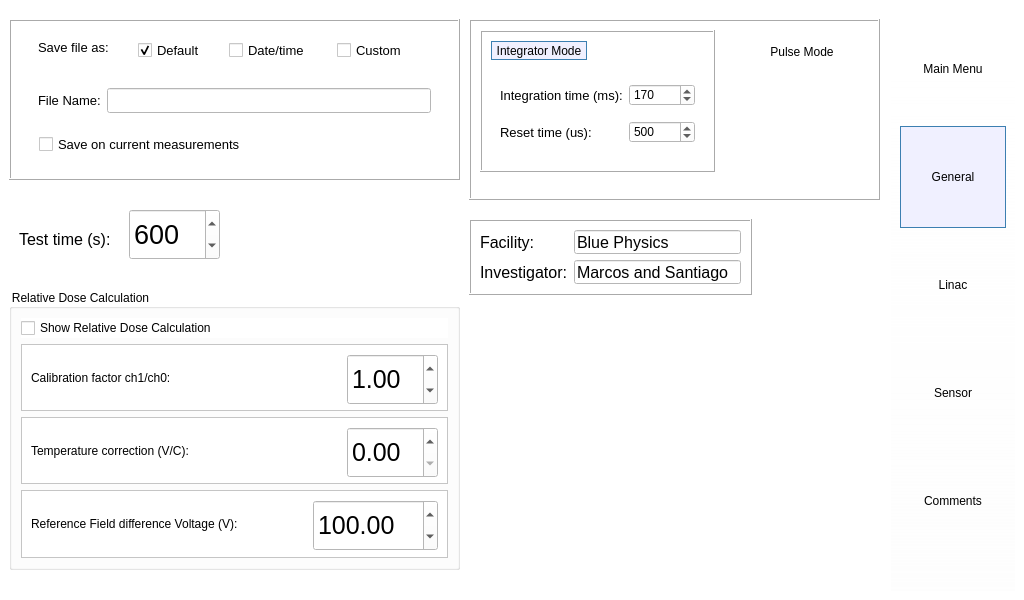
mfeijoo/BluePhysicsmodel82, file metadatagui2.ui: the form before one commit.
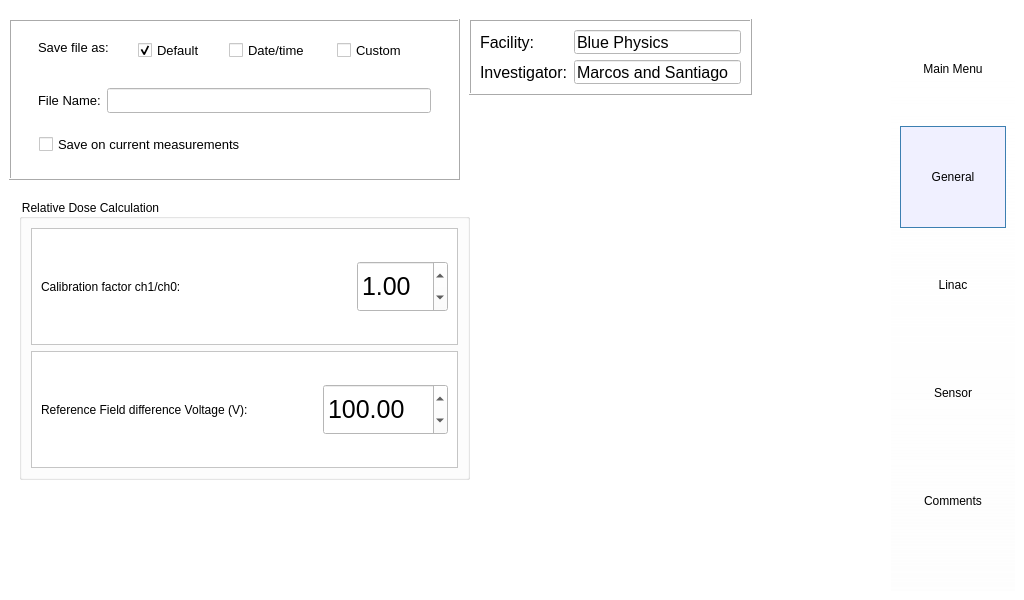
The form after the commit. Icons and pictures are not drawn.

Patch:
```diff
--- a/metadatagui2.ui
+++ b/metadatagui2.ui
@@ -53,207 +53,6 @@
        <number>0</number>
       </property>
       <widget class="QWidget" name="pagegeneral">
-       <widget class="QFrame" name="frame_4">
-        <property name="geometry">
-         <rect>
-          <x>460</x>
-          <y>10</y>
-          <width>411</width>
-          <height>181</height>
-         </rect>
-        </property>
-        <property name="styleSheet">
-         <string notr="true">QFrame#frame{
-
-background-color: qlineargradient(spread:pad, x1:0.5, y1:1, x2:0.5, y2:0, stop:0 rgba(250, 250, 250, 90), stop:0.9 rgba(255, 255, 255, 255));
-
-}
-
-QToolButton{
-background-color:transparent;
-border:none;
-
-}
-
-QToolButton:checked, QToolButton:pressed{
-background-color:rgb(240,240,255);
-border:1px solid rgb(60, 127, 177)
-}
-
-QToolButton:hover{
-background-color:rgb(240,240,255)
-}
-
-QToolButton:checked:hover{
-background-color:rgb(193,210,238);
-}</string>
-        </property>
-        <property name="frameShape">
-         <enum>QFrame::Box</enum>
-        </property>
-        <property name="frameShadow">
-         <enum>QFrame::Raised</enum>
-        </property>
-        <widget class="QFrame" name="frame_7">
-         <property name="geometry">
-          <rect>
-           <x>11</x>
-           <y>11</y>
-           <width>235</width>
-           <height>142</height>
-          </rect>
-         </property>
-         <property name="styleSheet">
-          <string notr="true">QFrame#frame{
-
-background-color: qlineargradient(spread:pad, x1:0.5, y1:1, x2:0.5, y2:0, stop:0 rgba(250, 250, 250, 90), stop:0.9 rgba(255, 255, 255, 255));
-
-}
-
-QToolButton{
-background-color:transparent;
-border:none;
-
-}
-
-QToolButton:checked, QToolButton:pressed{
-background-color:rgb(240,240,255);
-border:1px solid rgb(60, 127, 177)
-}
-
-QToolButton:hover{
-background-color:rgb(240,240,255)
-}
-
-QToolButton:checked:hover{
-background-color:rgb(193,210,238);
-}</string>
-         </property>
-         <property name="frameShape">
-          <enum>QFrame::Box</enum>
-         </property>
-         <property name="frameShadow">
-          <enum>QFrame::Raised</enum>
-         </property>
-         <layout class="QVBoxLayout" name="verticalLayout_2">
-          <item>
-           <widget class="QToolButton" name="tbintmode">
-            <property name="text">
-             <string>Integrator Mode</string>
-            </property>
-            <property name="checkable">
-             <bool>true</bool>
-            </property>
-            <property name="checked">
-             <bool>true</bool>
-            </property>
-            <property name="autoExclusive">
-             <bool>true</bool>
-            </property>
-            <attribute name="buttonGroup">
-             <string notr="true">buttonGroup_3</string>
-            </attribute>
-           </widget>
-          </item>
-          <item>
-           <widget class="QFrame" name="frame_11">
-            <property name="maximumSize">
-             <size>
-              <width>393</width>
-              <height>16777215</height>
-             </size>
-            </property>
-            <property name="frameShape">
-             <enum>QFrame::NoFrame</enum>
-            </property>
-            <property name="frameShadow">
-             <enum>QFrame::Raised</enum>
-            </property>
-            <layout class="QGridLayout" name="gridLayout_7">
-             <item row="2" column="1">
-              <widget class="QSpinBox" name="sbresettime">
-               <property name="minimum">
-                <number>100</number>
-               </property>
-               <property name="maximum">
-                <number>1000</number>
-               </property>
-               <property name="singleStep">
-                <number>10</number>
-               </property>
-               <property name="value">
-                <number>500</number>
-               </property>
-              </widget>
-             </item>
-             <item row="0" column="1">
-              <widget class="QSpinBox" name="sbinttime">
-               <property name="minimum">
-                <number>50</number>
-               </property>
-               <property name="maximum">
-                <number>999</number>
-               </property>
-               <property name="singleStep">
-                <number>10</number>
-               </property>
-               <property name="value">
-                <number>170</number>
-               </property>
-              </widget>
-             </item>
-             <item row="0" column="0">
-              <widget class="QLabel" name="label_17">
-               <property name="font">
-                <font>
-                 <pointsize>10</pointsize>
-                </font>
-               </property>
-               <property name="text">
-                <string>Integration time (ms):</string>
-               </property>
-              </widget>
-             </item>
-             <item row="2" column="0">
-              <widget class="QLabel" name="label_18">
-               <property name="font">
-                <font>
-                 <pointsize>10</pointsize>
-                </font>
-               </property>
-               <property name="text">
-                <string>Reset time (us):</string>
-               </property>
-              </widget>
-             </item>
-            </layout>
-           </widget>
-          </item>
-         </layout>
-        </widget>
-        <widget class="QToolButton" name="tbpulsemode">
-         <property name="geometry">
-          <rect>
-           <x>270</x>
-           <y>20</y>
-           <width>126</width>
-           <height>26</height>
-          </rect>
-         </property>
-         <property name="text">
-          <string>Pulse Mode</string>
-         </property>
-         <property name="checkable">
-          <bool>true</bool>
-         </property>
-         <property name="autoExclusive">
-          <bool>true</bool>
-         </property>
-         <attribute name="buttonGroup">
-          <string notr="true">buttonGroup_3</string>
-         </attribute>
-        </widget>
-       </widget>
        <widget class="QFrame" name="frame_13">
         <property name="geometry">
          <rect>
@@ -458,7 +257,7 @@
         <property name="geometry">
          <rect>
           <x>460</x>
-          <y>210</y>
+          <y>10</y>
           <width>283</width>
           <height>76</height>
          </rect>
@@ -520,72 +319,11 @@
          </item>
         </layout>
        </widget>
-       <widget class="QFrame" name="frame_14">
+       <widget class="QGroupBox" name="groupBox_2">
         <property name="geometry">
          <rect>
           <x>10</x>
           <y>190</y>
-          <width>201</width>
-          <height>80</height>
-         </rect>
-        </property>
-        <property name="frameShape">
-         <enum>QFrame::NoFrame</enum>
-        </property>
-        <property name="frameShadow">
-         <enum>QFrame::Raised</enum>
-        </property>
-        <widget class="QLabel" name="label_19">
-         <property name="geometry">
-          <rect>
-           <x>0</x>
-           <y>20</y>
-           <width>121</width>
-           <height>41</height>
-          </rect>
-         </property>
-         <property name="font">
-          <font>
-           <pointsize>12</pointsize>
-          </font>
-         </property>
-         <property name="text">
-          <string>Test time (s):</string>
-         </property>
-        </widget>
-        <widget class="QSpinBox" name="sbtesttime">
-         <property name="geometry">
-          <rect>
-           <x>110</x>
-           <y>10</y>
-           <width>91</width>
-           <height>51</height>
-          </rect>
-         </property>
-         <property name="font">
-          <font>
-           <pointsize>20</pointsize>
-          </font>
-         </property>
-         <property name="minimum">
-          <number>200</number>
-         </property>
-         <property name="maximum">
-          <number>10000</number>
-         </property>
-         <property name="singleStep">
-          <number>100</number>
-         </property>
-         <property name="value">
-          <number>600</number>
-         </property>
-        </widget>
-       </widget>
-       <widget class="QGroupBox" name="groupBox_2">
-        <property name="geometry">
-         <rect>
-          <x>0</x>
-          <y>280</y>
           <width>451</width>
           <height>281</height>
          </rect>
@@ -594,13 +332,6 @@
          <string>Relative Dose Calculation</string>
         </property>
         <layout class="QVBoxLayout" name="verticalLayout_3">
-         <item>
-          <widget class="QCheckBox" name="cbrelcalc">
-           <property name="text">
-            <string>Show Relative Dose Calculation</string>
-           </property>
-          </widget>
-         </item>
          <item>
           <widget class="QFrame" name="frame_10">
            <property name="frameShape">
@@ -650,52 +381,6 @@
            </layout>
           </widget>
          </item>
-         <item>
-          <widget class="QFrame" name="frame_12">
-           <property name="frameShape">
-            <enum>QFrame::StyledPanel</enum>
-           </property>
-           <property name="frameShadow">
-            <enum>QFrame::Raised</enum>
-           </property>
-           <layout class="QHBoxLayout" name="horizontalLayout_4">
-            <item>
-             <widget class="QLabel" name="label_25">
-              <property name="text">
-               <string>Temperature correction (V/C):</string>
-              </property>
-             </widget>
-            </item>
-            <item>
-             <widget class="QDoubleSpinBox" name="sbtempcorrec">
-              <property name="minimumSize">
-               <size>
-                <width>91</width>
-                <height>51</height>
-               </size>
-              </property>
-              <property name="maximumSize">
-               <size>
-                <width>91</width>
-                <height>51</height>
-               </size>
-              </property>
-              <property name="font">
-               <font>
-                <pointsize>19</pointsize>
-               </font>
-              </property>
-              <property name="decimals">
-               <number>2</number>
-              </property>
-              <property name="singleStep">
-               <double>0.010000000000000</double>
-              </property>
-             </widget>
-            </item>
-           </layout>
-          </widget>
-         </item>
          <item>
           <widget class="QFrame" name="frame_16">
            <property name="frameShape">
```
